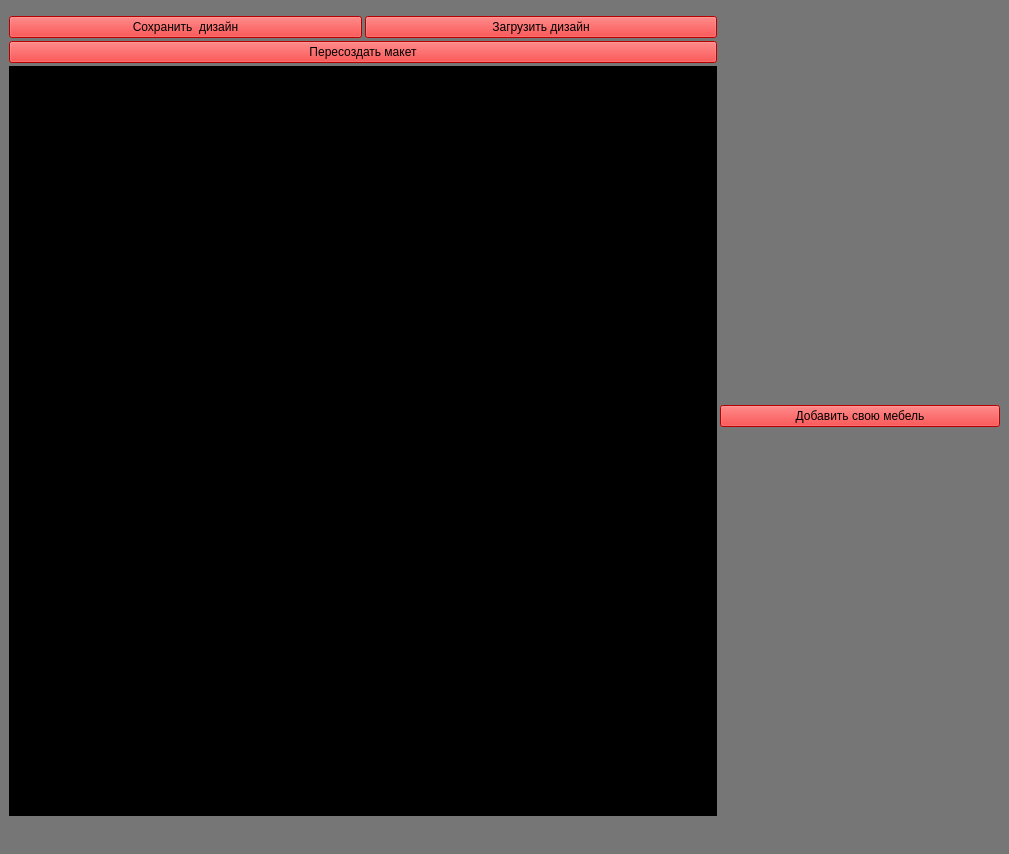
Above: Main_window.ui from antonianton228/Vasya_ne_glavniy_Clown_and_me before the change. Below: the same form after it.
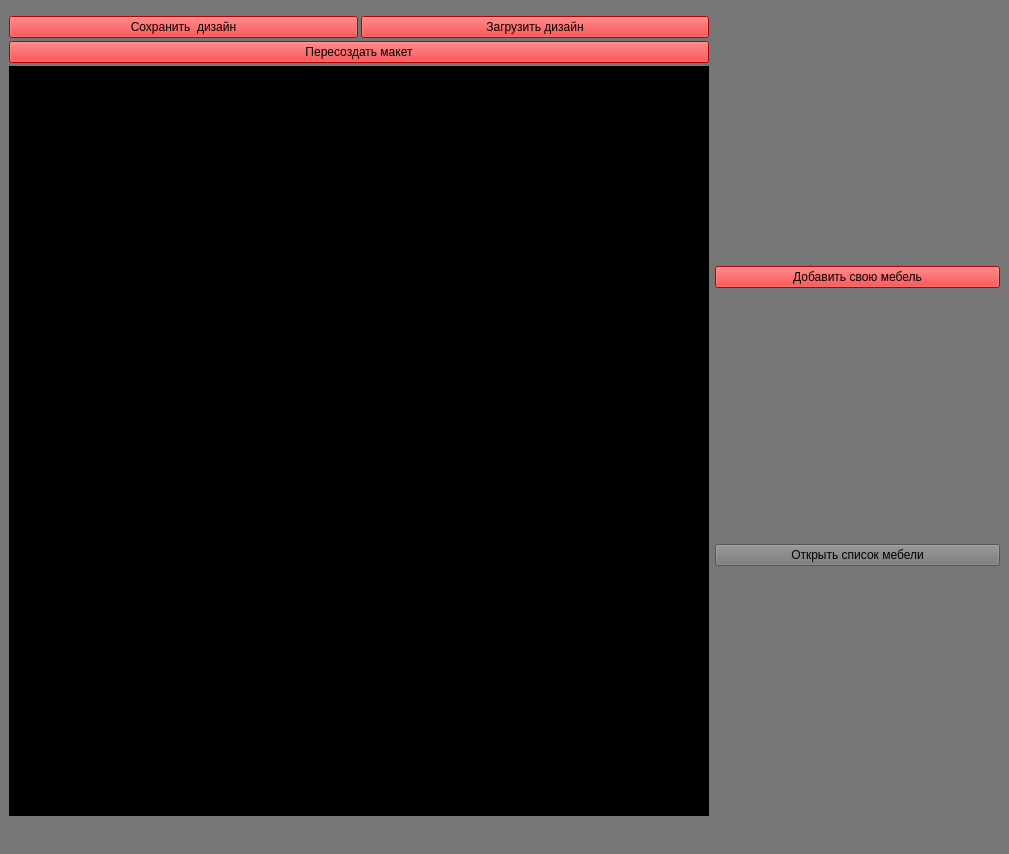
That is the form after the change.

```diff
--- a/Main_window.ui
+++ b/Main_window.ui
@@ -111,12 +111,14 @@
         </item>
        </layout>
       </item>
-      <item>
-       <layout class="QVBoxLayout" name="verticalLayout_4">
+     </layout>
+    </item>
+    <item row="0" column="1">
+     <layout class="QVBoxLayout" name="verticalLayout_3">
         <item>
          <widget class="QPushButton" name="add_furniture">
           <property name="sizePolicy">
-           <sizepolicy hsizetype="Fixed" vsizetype="Fixed">
+         <sizepolicy hsizetype="Minimum" vsizetype="Fixed">
             <horstretch>0</horstretch>
             <verstretch>0</verstretch>
            </sizepolicy>
@@ -141,7 +143,12 @@
           </property>
          </widget>
         </item>
-       </layout>
+      <item>
+       <widget class="QPushButton" name="ListFurnButton">
+        <property name="text">
+         <string>Открыть список мебели</string>
+        </property>
+       </widget>
       </item>
      </layout>
     </item>
```
Lines whose indentation alone changed are shown as unchanged.
